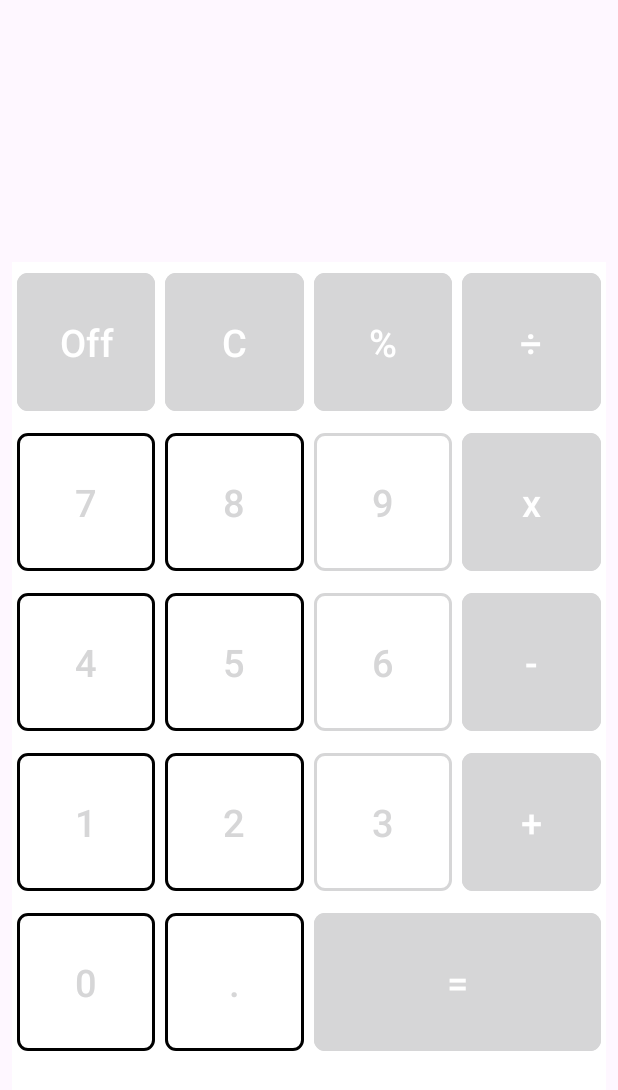
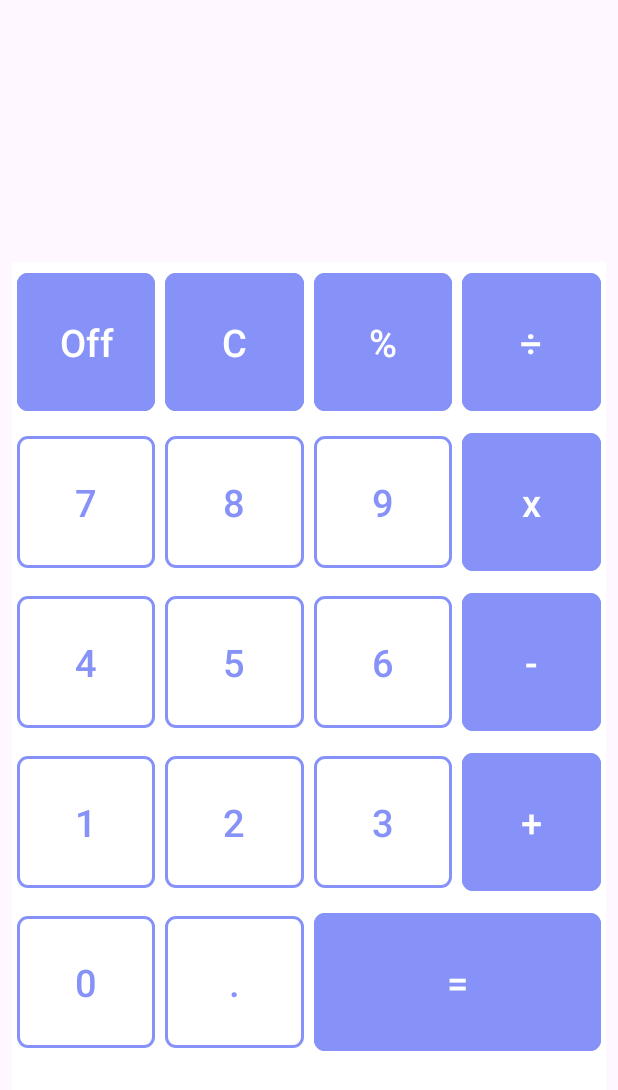
Before and after one commit to mdabdulazizzisan/Just-Calculator, an Android app: the screen it shows after launch (MainActivity), on a phone screen of 412 x 824 dp. Shown: the top 1090 px of the screen. Run offline under Robolectric (Android 15) with nearby library versions, the phone set to English and light mode, and no system bars.

Commit message:
fixed material outlined button animation in build.gradle.kts and buttons_layout.xml
added lavender colors in colors.xml and themes.xml

```diff
--- a/app/build.gradle.kts
+++ b/app/build.gradle.kts
@@ -45,4 +45,8 @@ dependencies {
     testImplementation(libs.junit)
     androidTestImplementation(libs.androidx.junit)
     androidTestImplementation(libs.androidx.espresso.core)
+
+    implementation(libs.material.v1130alpha03)
+
+
 }
--- a/app/src/main/res/layout/buttons_layout.xml
+++ b/app/src/main/res/layout/buttons_layout.xml
@@ -77,9 +77,11 @@
             android:layout_margin="3dp"
             android:text="7"
             android:textSize="25sp"
+            style="@style/Widget.MaterialComponents.Button.OutlinedButton"
             android:textColor="@color/lavender"
             android:backgroundTint="@color/white"
             app:strokeWidth="2dp"
+            app:strokeColor="@color/lavender"
             app:cornerRadius="7dp"
             android:layout_row="1"
             android:layout_column="0"
@@ -92,9 +94,11 @@
             android:layout_margin="3dp"
             android:text="8"
             android:textSize="25sp"
+            style="@style/Widget.MaterialComponents.Button.OutlinedButton"
             android:textColor="@color/lavender"
             android:backgroundTint="@color/white"
             app:strokeWidth="2dp"
+            app:strokeColor="@color/lavender"
             app:cornerRadius="7dp"
             android:layout_row="1"
             android:layout_column="1"
@@ -107,11 +111,11 @@
             android:layout_margin="3dp"
             android:text="9"
             android:textSize="25sp"
+            style="@style/Widget.MaterialComponents.Button.OutlinedButton"
             android:textColor="@color/lavender"
             android:backgroundTint="@color/white"
             app:strokeWidth="2dp"
             app:strokeColor="@color/lavender"
-
             app:cornerRadius="7dp"
             android:layout_row="1"
             android:layout_column="2"
@@ -141,9 +145,11 @@
             android:layout_margin="3dp"
             android:text="4"
             android:textSize="25sp"
+            style="@style/Widget.MaterialComponents.Button.OutlinedButton"
             android:textColor="@color/lavender"
             android:backgroundTint="@color/white"
             app:strokeWidth="2dp"
+            app:strokeColor="@color/lavender"
             app:cornerRadius="7dp"
             android:layout_row="2"
             android:layout_column="0"
@@ -156,9 +162,11 @@
             android:layout_margin="3dp"
             android:text="5"
             android:textSize="25sp"
+            style="@style/Widget.MaterialComponents.Button.OutlinedButton"
             android:textColor="@color/lavender"
             android:backgroundTint="@color/white"
             app:strokeWidth="2dp"
+            app:strokeColor="@color/lavender"
             app:cornerRadius="7dp"
             android:layout_row="2"
             android:layout_column="1"
@@ -171,6 +179,7 @@
             android:layout_margin="3dp"
             android:text="6"
             android:textSize="25sp"
+            style="@style/Widget.MaterialComponents.Button.OutlinedButton"
             android:textColor="@color/lavender"
             android:backgroundTint="@color/white"
             app:strokeWidth="2dp"
@@ -205,9 +214,11 @@
             android:layout_margin="3dp"
             android:text="1"
             android:textSize="25sp"
+            style="@style/Widget.MaterialComponents.Button.OutlinedButton"
             android:textColor="@color/lavender"
             android:backgroundTint="@color/white"
             app:strokeWidth="2dp"
+            app:strokeColor="@color/lavender"
             app:cornerRadius="7dp"
             android:layout_row="3"
             android:layout_column="0"
@@ -220,9 +231,11 @@
             android:layout_margin="3dp"
             android:text="2"
             android:textSize="25sp"
+            style="@style/Widget.MaterialComponents.Button.OutlinedButton"
             android:textColor="@color/lavender"
             android:backgroundTint="@color/white"
             app:strokeWidth="2dp"
+            app:strokeColor="@color/lavender"
             app:cornerRadius="7dp"
             android:layout_row="3"
             android:layout_column="1"
@@ -235,6 +248,7 @@
             android:layout_margin="3dp"
             android:text="3"
             android:textSize="25sp"
+            style="@style/Widget.MaterialComponents.Button.OutlinedButton"
             android:textColor="@color/lavender"
             android:backgroundTint="@color/white"
             app:strokeWidth="2dp"
@@ -269,9 +283,11 @@
             android:layout_margin="3dp"
             android:text="0"
             android:textSize="25sp"
+            style="@style/Widget.MaterialComponents.Button.OutlinedButton"
             android:textColor="@color/lavender"
             android:backgroundTint="@color/white"
             app:strokeWidth="2dp"
+            app:strokeColor="@color/lavender"
             app:cornerRadius="7dp"
             android:layout_row="4"
             android:layout_column="0"
@@ -284,9 +300,11 @@
             android:layout_margin="3dp"
             android:text="."
             android:textSize="25sp"
+            style="@style/Widget.MaterialComponents.Button.OutlinedButton"
             android:textColor="@color/lavender"
             android:backgroundTint="@color/white"
             app:strokeWidth="2dp"
+            app:strokeColor="@color/lavender"
             app:cornerRadius="7dp"
             android:layout_row="4"
             android:layout_column="1"
--- a/app/src/main/res/values/colors.xml
+++ b/app/src/main/res/values/colors.xml
@@ -2,4 +2,6 @@
 <resources>
     <color name="black">#FF000000</color>
     <color name="white">#FFFFFFFF</color>
+    <color name="lavender">#8692f7</color>
+
 </resources>
--- a/app/src/main/res/values/themes.xml
+++ b/app/src/main/res/values/themes.xml
@@ -2,7 +2,8 @@
     <!-- Base application theme. -->
     <style name="Base.Theme.JustCalculator" parent="Theme.Material3.DayNight.NoActionBar">
         <!-- Customize your light theme here. -->
-        <!-- <item name="colorPrimary">@color/my_light_primary</item> -->
+        <item name="colorPrimary">@color/lavender</item>
+        <item name="colorPrimaryVariant">@color/lavender</item>
     </style>
 
     <style name="Theme.JustCalculator" parent="Base.Theme.JustCalculator" />
--- a/gradle/libs.versions.toml
+++ b/gradle/libs.versions.toml
@@ -1,5 +1,6 @@
 [versions]
 agp = "8.5.0"
+googleMaterial = "1.13.0-alpha03"
 kotlin = "1.9.0"
 coreKtx = "1.13.1"
 junit = "4.13.2"
@@ -9,6 +10,7 @@ appcompat = "1.7.0"
 material = "1.12.0"
 activity = "1.9.0"
 constraintlayout = "2.1.4"
+materialVersion = "<latest_version>"
 
 [libraries]
 androidx-core-ktx = { group = "androidx.core", name = "core-ktx", version.ref = "coreKtx" }
@@ -19,6 +21,8 @@ androidx-appcompat = { group = "androidx.appcompat", name = "appcompat", version
 material = { group = "com.google.android.material", name = "material", version.ref = "material" }
 androidx-activity = { group = "androidx.activity", name = "activity", version.ref = "activity" }
 androidx-constraintlayout = { group = "androidx.constraintlayout", name = "constraintlayout", version.ref = "constraintlayout" }
+material-v1130alpha03 = { module = "com.google.android.material:material", version.ref = "googleMaterial" }
+material-vlatestversion = { module = "com.google.android.material:material", version.ref = "materialVersion" }
 
 [plugins]
 android-application = { id = "com.android.application", version.ref = "agp" }
```
